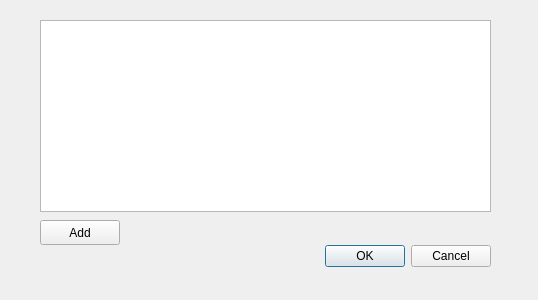
This is FCheddar/scheduler.ui in alu0101278919/OS_Project_FCheddar as Qt 5 draws it before an edit. The edited form follows.
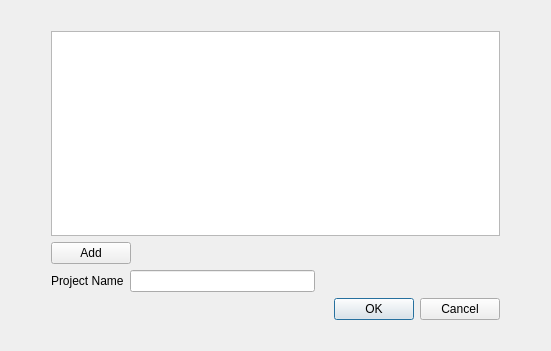
This is the edited form.

What changed in the file:
```diff
--- a/FCheddar/scheduler.ui
+++ b/FCheddar/scheduler.ui
@@ -6,52 +6,161 @@
    <rect>
     <x>0</x>
     <y>0</y>
-    <width>538</width>
-    <height>300</height>
+    <width>551</width>
+    <height>351</height>
    </rect>
   </property>
+  <property name="minimumSize">
+   <size>
+    <width>450</width>
+    <height>300</height>
+   </size>
+  </property>
   <property name="windowTitle">
    <string>Dialog</string>
   </property>
-  <widget class="QDialogButtonBox" name="buttonBox">
-   <property name="geometry">
-    <rect>
-     <x>40</x>
-     <y>241</y>
-     <width>451</width>
-     <height>31</height>
-    </rect>
-   </property>
-   <property name="orientation">
-    <enum>Qt::Horizontal</enum>
-   </property>
-   <property name="standardButtons">
-    <set>QDialogButtonBox::Cancel|QDialogButtonBox::Ok</set>
-   </property>
-  </widget>
-  <widget class="QPushButton" name="Add_button">
-   <property name="geometry">
-    <rect>
-     <x>40</x>
-     <y>220</y>
-     <width>80</width>
-     <height>25</height>
-    </rect>
-   </property>
-   <property name="text">
-    <string>Add</string>
-   </property>
-  </widget>
-  <widget class="QTableWidget" name="tableWidget">
-   <property name="geometry">
-    <rect>
-     <x>40</x>
-     <y>20</y>
-     <width>451</width>
-     <height>192</height>
-    </rect>
-   </property>
-  </widget>
+  <layout class="QVBoxLayout" name="verticalLayout_3">
+   <item>
+    <layout class="QHBoxLayout" name="horizontalLayout_3">
+     <item>
+      <spacer name="horizontalSpacer_3">
+       <property name="orientation">
+        <enum>Qt::Horizontal</enum>
+       </property>
+       <property name="sizeType">
+        <enum>QSizePolicy::Minimum</enum>
+       </property>
+       <property name="sizeHint" stdset="0">
+        <size>
+         <width>40</width>
+         <height>20</height>
+        </size>
+       </property>
+      </spacer>
+     </item>
+     <item>
+      <layout class="QVBoxLayout" name="verticalLayout_2">
+       <item>
+        <spacer name="verticalSpacer_2">
+         <property name="orientation">
+          <enum>Qt::Vertical</enum>
+         </property>
+         <property name="sizeType">
+          <enum>QSizePolicy::Minimum</enum>
+         </property>
+         <property name="sizeHint" stdset="0">
+          <size>
+           <width>20</width>
+           <height>20</height>
+          </size>
+         </property>
+        </spacer>
+       </item>
+       <item>
+        <layout class="QVBoxLayout" name="verticalLayout">
+         <item>
+          <widget class="QTableWidget" name="tableWidget"/>
+         </item>
+         <item>
+          <layout class="QHBoxLayout" name="horizontalLayout_2">
+           <item>
+            <widget class="QPushButton" name="addButton">
+             <property name="text">
+              <string>Add</string>
+             </property>
+            </widget>
+           </item>
+           <item>
+            <spacer name="horizontalSpacer">
+             <property name="orientation">
+              <enum>Qt::Horizontal</enum>
+             </property>
+             <property name="sizeHint" stdset="0">
+              <size>
+               <width>348</width>
+               <height>20</height>
+              </size>
+             </property>
+            </spacer>
+           </item>
+          </layout>
+         </item>
+         <item>
+          <layout class="QHBoxLayout" name="horizontalLayout">
+           <item>
+            <widget class="QLabel" name="nameProjectLabel">
+             <property name="text">
+              <string>Project Name</string>
+             </property>
+            </widget>
+           </item>
+           <item>
+            <widget class="QLineEdit" name="projectName"/>
+           </item>
+           <item>
+            <spacer name="horizontalSpacer_2">
+             <property name="orientation">
+              <enum>Qt::Horizontal</enum>
+             </property>
+             <property name="sizeHint" stdset="0">
+              <size>
+               <width>148</width>
+               <height>20</height>
+              </size>
+             </property>
+            </spacer>
+           </item>
+          </layout>
+         </item>
+         <item>
+          <widget class="QDialogButtonBox" name="AcceptRejectButtons">
+           <property name="orientation">
+            <enum>Qt::Horizontal</enum>
+           </property>
+           <property name="standardButtons">
+            <set>QDialogButtonBox::Cancel|QDialogButtonBox::Ok</set>
+           </property>
+          </widget>
+         </item>
+        </layout>
+       </item>
+       <item>
+        <spacer name="verticalSpacer">
+         <property name="orientation">
+          <enum>Qt::Vertical</enum>
+         </property>
+         <property name="sizeType">
+          <enum>QSizePolicy::Minimum</enum>
+         </property>
+         <property name="sizeHint" stdset="0">
+          <size>
+           <width>20</width>
+           <height>20</height>
+          </size>
+         </property>
+        </spacer>
+       </item>
+      </layout>
+     </item>
+     <item>
+      <spacer name="horizontalSpacer_4">
+       <property name="orientation">
+        <enum>Qt::Horizontal</enum>
+       </property>
+       <property name="sizeType">
+        <enum>QSizePolicy::Minimum</enum>
+       </property>
+       <property name="sizeHint" stdset="0">
+        <size>
+         <width>40</width>
+         <height>20</height>
+        </size>
+       </property>
+      </spacer>
+     </item>
+    </layout>
+   </item>
+  </layout>
  </widget>
  <resources/>
  <connections>
```
Left out of the diff: 35 changed lines with no effect on the pictures.
